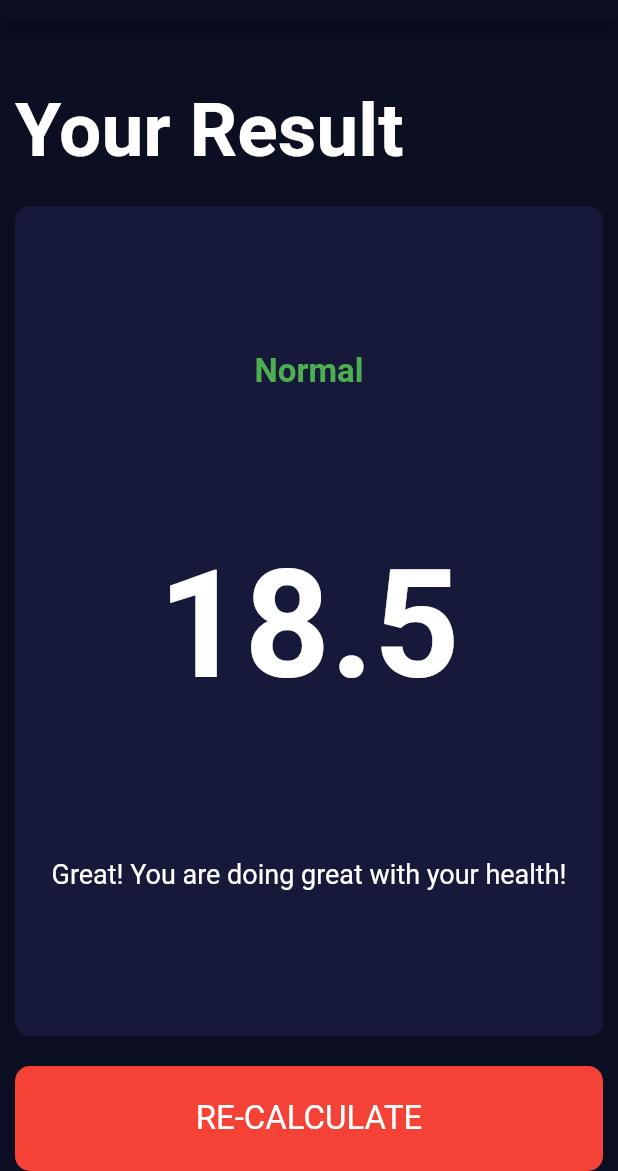
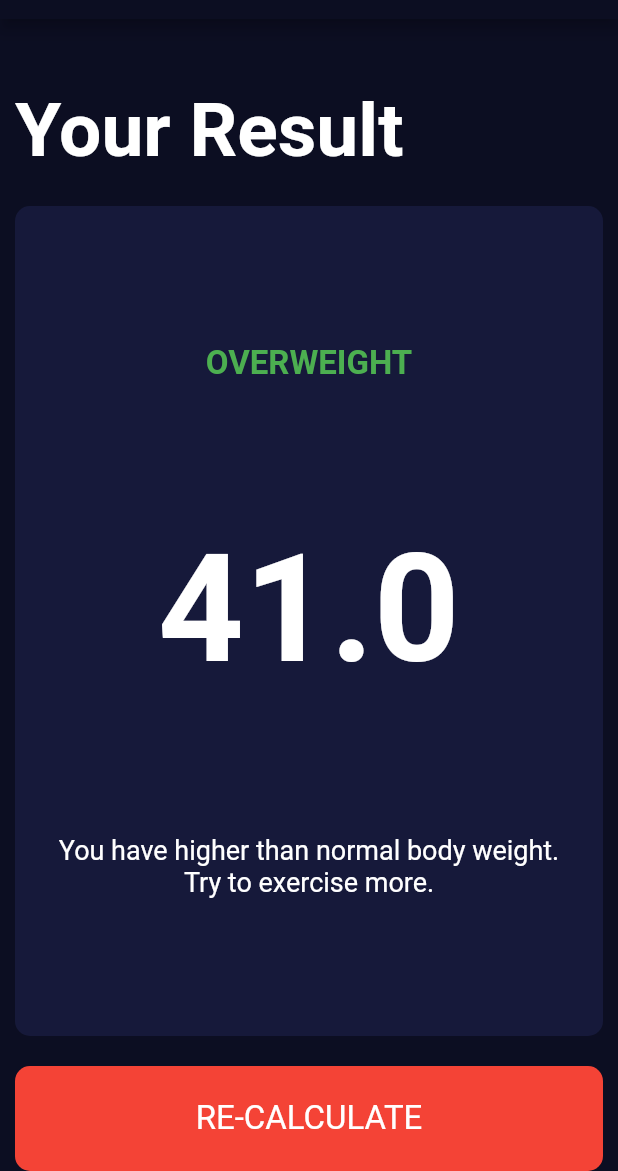
Before and after one commit to Safdar-Nazir/BMI-Calculator, a Flutter app: the screen it shows after launch, after a tap on "CALCULATE", on a phone screen of 412 x 824 dp, the part 65-1236 px from its top. Run offline on Flutter 3.47's test engine with Material 2 defaults, Android fonts, the phone set to English and light mode, and no system bars; our stand-ins replace font_awesome_flutter.

Commit message:
Fully Complete app.

```diff
--- /dev/null
+++ b/lib/calculator_brain.dart
@@ -0,0 +1,35 @@
+import 'dart:math';
+
+class CalculatorBrain {
+  CalculatorBrain({this.weight, this.height});
+
+  final int weight;
+  final int height;
+
+  double _bmi;
+
+  String bmiValue() {
+    _bmi = weight / pow(height / 100, 2);
+    return _bmi.toStringAsFixed(1);
+  }
+
+  String resultText() {
+    if (_bmi >= 25.0) {
+      return 'Overweight';
+    } else if (_bmi > 18.0) {
+      return 'Normal';
+    } else {
+      return 'Underweight';
+    }
+  }
+
+  String interpretation() {
+    if (_bmi >= 25.0) {
+      return 'You have higher than normal body weight. \nTry to exercise more.';
+    } else if (_bmi > 18.0) {
+      return 'You have a normal body weight. \nGood Job!';
+    } else {
+      return 'You have lower than normal body weight. \nTry to eat more.';
+    }
+  }
+}
--- a/lib/screens/input_page.dart
+++ b/lib/screens/input_page.dart
@@ -1,4 +1,5 @@
 import 'package:flutter/material.dart';
+import 'package:vs_code_app/calculator_brain.dart';
 import 'package:vs_code_app/screens/results_page.dart';
 import '../widgets/reusable_card.dart';
 import 'package:font_awesome_flutter/font_awesome_flutter.dart';
@@ -205,11 +206,18 @@ class _InputPageState extends State<InputPage> {
         BottomButton(
           buttonText: 'CALCULATE',
           onTap: () {
+            CalculatorBrain calculatorBrain =
+                CalculatorBrain(height: height, weight: weight);
+
             Navigator.push(
               context,
               MaterialPageRoute(
                 builder: (context) {
-                  return ResultsPage();
+                  return ResultsPage(
+                    bmiValue: calculatorBrain.bmiValue(),
+                    resultText: calculatorBrain.resultText(),
+                    interpretation: calculatorBrain.interpretation(),
+                  );
                 },
               ),
             );
--- a/lib/screens/results_page.dart
+++ b/lib/screens/results_page.dart
@@ -4,6 +4,13 @@ import 'package:vs_code_app/widgets/bottom_button.dart';
 import '../widgets/reusable_card.dart';
 
 class ResultsPage extends StatelessWidget {
+
+  ResultsPage({@required this.resultText, @required this.bmiValue, @required this.interpretation});
+
+  final String resultText;
+  final String bmiValue;
+  final String interpretation;
+
   @override
   Widget build(BuildContext context) {
     return Scaffold(
@@ -35,19 +42,22 @@ class ResultsPage extends StatelessWidget {
                 mainAxisAlignment: MainAxisAlignment.spaceEvenly,
                 children: [
                   Text(
-                    'Normal',
+                    resultText.toUpperCase(),
                     style: kResultText,
                     textAlign: TextAlign.center,
                   ),
                   Text(
-                    '18.5',
+                    bmiValue,
                     style: kBMIValueText,
                     textAlign: TextAlign.center,
                   ),
-                  Text(
-                    'Great! You are doing great with your health!',
-                    style: kBMIBottomText,
-                    textAlign: TextAlign.center,
+                  Padding(
+                    padding: const EdgeInsets.only(left:8.0, right: 8.0),
+                    child: Text(
+                      interpretation,
+                      style: kBMIBottomText,
+                      textAlign: TextAlign.center,
+                    ),
                   ),
                 ],
               ),
```
